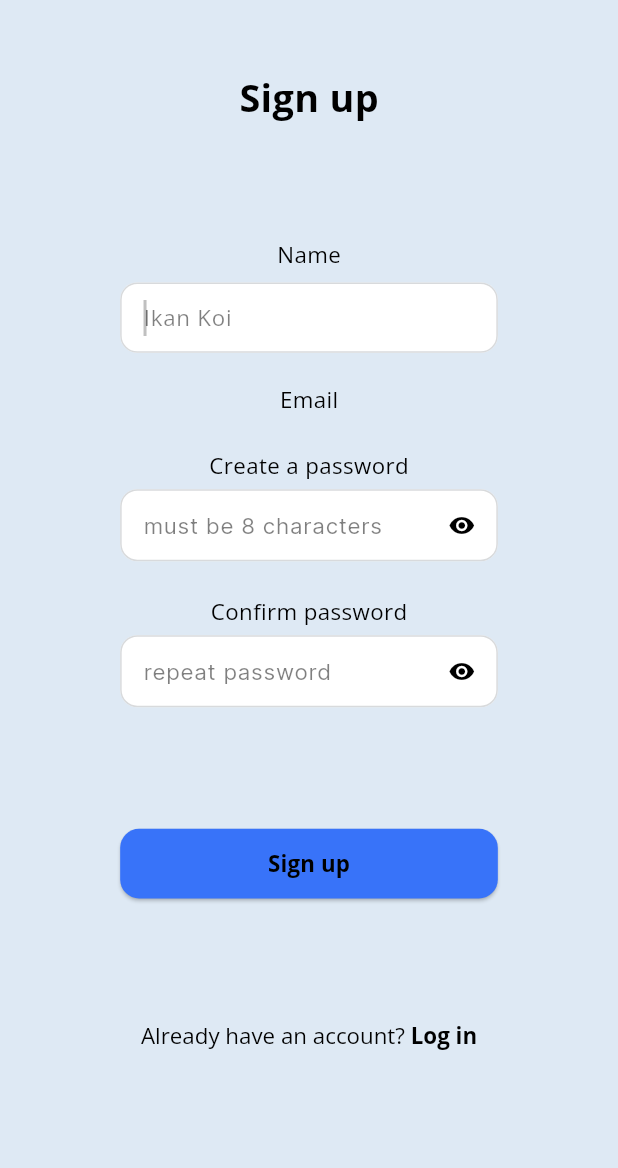
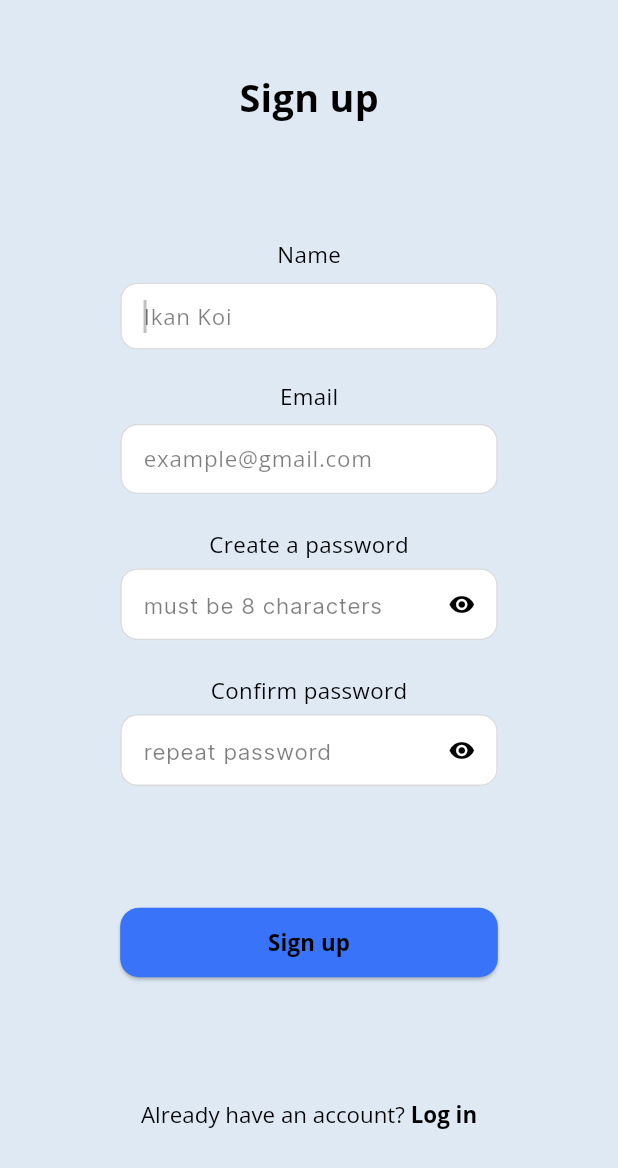
Before and after one commit to ZaeNau/TA-Capstone-Project_AquaKoi, a Flutter app: the RegisterScreen screen opened by its route, on a phone screen of 412 x 824 dp. Shown: the top 1168 px of the screen. Run offline on Flutter 3.47's test engine with Material 3 defaults, Android fonts, the phone set to English and light mode, and no system bars; our stand-ins replace cached_network_image, firebase_auth, firebase_core, firebase_database, flutter_svg, fluttertoast and 3 more; accounts and stored records are empty.

Commit message:
Update register screen

```diff
--- a/AquaKoi-main/lib/Presentation/register_screen.dart
+++ b/AquaKoi-main/lib/Presentation/register_screen.dart
@@ -54,6 +54,8 @@ class RegisterScreen extends StatelessWidget {
                       "Email",
                       style: theme.textTheme.bodyMedium,
                     ),
+                    SizedBox(height: 6.v),
+                    _buildEmail(context),
                     SizedBox(height: 18.v),
                     Text(
                       "Create a password",
@@ -109,7 +111,6 @@ class RegisterScreen extends StatelessWidget {
       controller: nameController,
       hintText: "Ikan Koi",
       textInputType: TextInputType.name,
-       textStyle: TextStyle(color: Colors.black),
       onFieldSubmitted: (_) {},
       validator: (value) {
         if (value == null || value.isEmpty) {
@@ -120,7 +121,16 @@ class RegisterScreen extends StatelessWidget {
     );
   }
 
-
+  Widget _buildEmail(BuildContext context) {
+    return CustomTextFormField(
+      width: 220.h,
+      controller: emailController,
+      hintText: "example@gmail.com",
+      textInputType: TextInputType.emailAddress,
+       textStyle: TextStyle(color: Colors.black),
+      onFieldSubmitted: (_) {},
+    );
+  }
 
   Widget _buildPassword(BuildContext context) {
     return CustomTextFormField(
@@ -129,7 +139,6 @@ class RegisterScreen extends StatelessWidget {
       hintText: "must be 8 characters",
       hintStyle: CustomTextStyles.bodyMediumInterPrimary,
       textInputType: TextInputType.visiblePassword,
-      textStyle: TextStyle(color: Colors.black),
       obscureText: true,
       onFieldSubmitted: (_) {},
     );
@@ -143,7 +152,6 @@ class RegisterScreen extends StatelessWidget {
       hintStyle: CustomTextStyles.bodyMediumInterPrimary,
       textInputAction: TextInputAction.done,
       textInputType: TextInputType.visiblePassword,
-      textStyle: TextStyle(color: Colors.black),
       obscureText: true,
       onFieldSubmitted: (_) {},
     );
```
